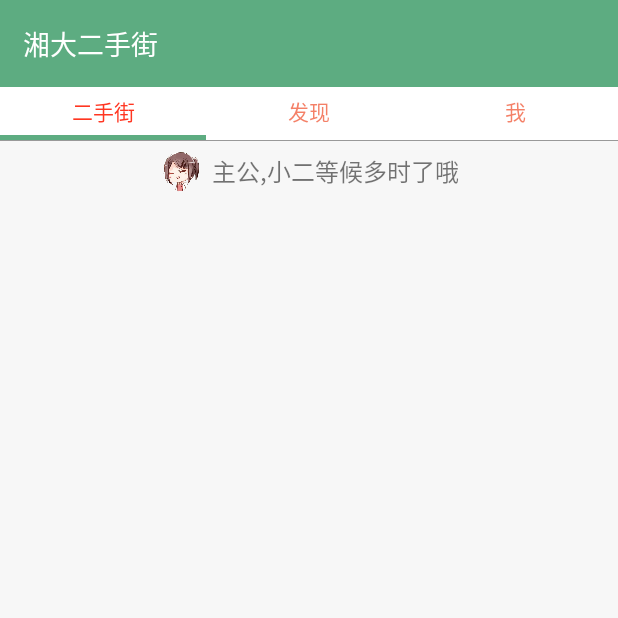
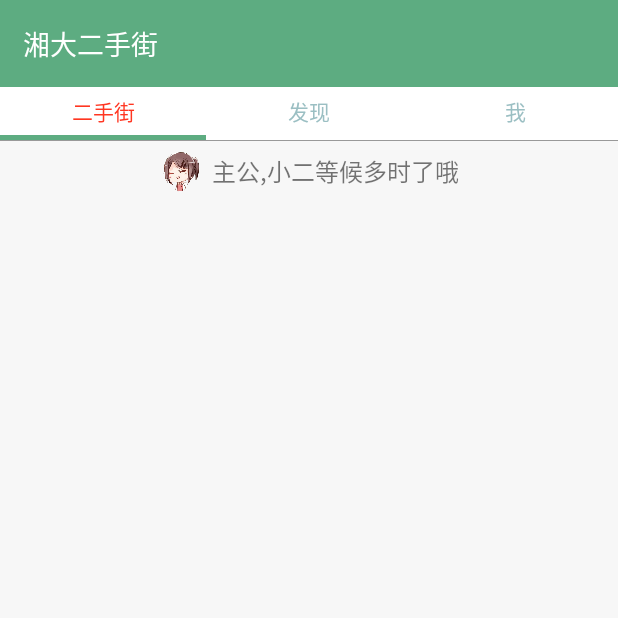
Before and after one commit to CasparGX/XTU-Second-hand, an Android app: the screen it shows after launch (HomeActivity), on a phone screen of 412 x 824 dp, the top half of it. Run offline under Robolectric (Android 15) with nearby library versions, the phone set to English and light mode, and no system bars; libraries missing offline, so code that uses them is left out: com.readystatesoftware.systembartint, in.srain.cube; plain views replace PtrFrameLayout; 28 statements that could not run were skipped.

Commit message:
change style

```diff
--- a/app/src/main/java/com/sky31/buy/second_hand/ui/GoodsShowActivity.java
+++ b/app/src/main/java/com/sky31/buy/second_hand/ui/GoodsShowActivity.java
@@ -9,6 +9,7 @@ import android.os.Bundle;
 import android.support.v4.view.PagerAdapter;
 import android.support.v4.view.ViewPager;
 import android.util.DisplayMetrics;
+import android.util.Log;
 import android.view.View;
 import android.view.ViewGroup;
 import android.view.ViewGroup.LayoutParams;
@@ -66,8 +67,9 @@ public class GoodsShowActivity extends SwipeBackActivity implements View.OnClick
         super.onCreate(savedInstanceState);
         setContentView(R.layout.activity_goods_show);
 
+        Log.i("goodsShowActivity",this.getPackageName().toString());
         //设置状态栏颜色
-        BuyApp.setStatusBarColor(this);
+        BuyApp.setStatusBarColor(GoodsShowActivity.this);
 
         /*mSwipeBackLayout = getSwipeBackLayout();
         //设置可以滑动的区域，推荐用屏幕像素的一半来指定
--- a/app/src/main/java/com/sky31/buy/second_hand/ui/PublishActivity.java
+++ b/app/src/main/java/com/sky31/buy/second_hand/ui/PublishActivity.java
@@ -97,7 +97,7 @@ public class PublishActivity extends SwipeBackActivity implements View.OnClickLi
         mIntent = getIntent();
 
         //设置状态栏颜色
-        BuyApp.setStatusBarColor(this);
+        BuyApp.setStatusBarColor(PublishActivity.this);
 
         /*滑动返回*/
         mSwipeBackLayout = getSwipeBackLayout();
--- a/app/src/main/res/layout/include_footer_home.xml
+++ b/app/src/main/res/layout/include_footer_home.xml
@@ -32,7 +32,7 @@
                 android:text="二手街"
                 android:gravity="center"
                 android:background="#00ffa32e"
-                android:textColor="#a9ee3f1a" />
+                android:textColor="@color/homePageDefault" />
 
             <TextView
                 android:padding="5dp"
@@ -43,7 +43,7 @@
                 android:text="发现"
                 android:gravity="center"
                 android:background="#00ffa32e"
-                android:textColor="#a9ee3f1a" />
+                android:textColor="@color/homePageDefault" />
 
 
             <!--<TextView
@@ -66,7 +66,7 @@
                 android:text="我"
                 android:gravity="center"
                 android:background="#00000000"
-                android:textColor="#a9ee3f1a" />
+                android:textColor="@color/homePageDefault" />
 
 
 
--- a/app/src/main/res/layout/item_home_goods.xml
+++ b/app/src/main/res/layout/item_home_goods.xml
@@ -26,7 +26,7 @@
             android:singleLine="true"
             android:textSize="18sp"
             android:textStyle="bold"
-            android:textColor="#ff6666"
+            android:textColor="@color/themeColor"
             android:id="@+id/title"
             android:text="我是标题啊" />
 
```
